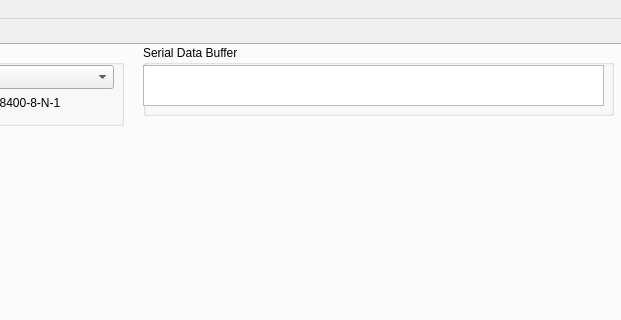
deninur2427/ecu_pnm, file interface/ecu_view/ecuview.ui: the form before one commit; both pictures show x 179 to 800 and y 0 to 320 of the 800 by 600 pixel window.
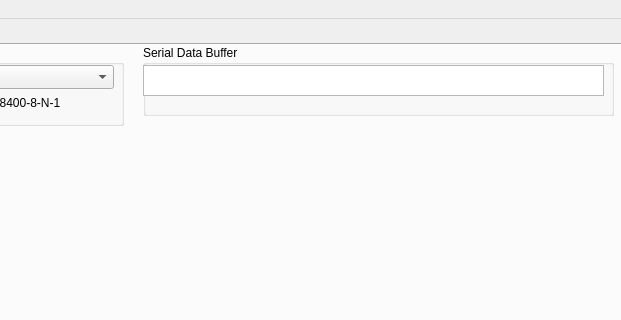
The form after the commit. Icons and pictures are not drawn.

Commit message: Serial Buffer interface OK

```diff
--- a/interface/ecu_view/ecuview.ui
+++ b/interface/ecu_view/ecuview.ui
@@ -110,7 +110,7 @@
          <x>0</x>
          <y>20</y>
          <width>461</width>
-         <height>41</height>
+         <height>31</height>
         </rect>
        </property>
        <property name="readOnly">
```
The commit also changes 2 other files.
